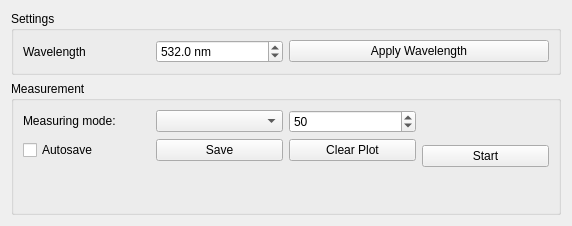
Qt form hyperion/view/polarization/polarimeter.ui (caldarolamartin/hyperion) before a commit.
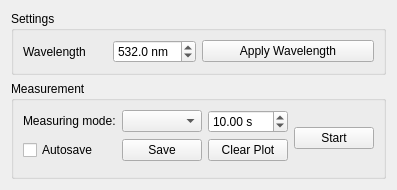
The same form after that commit.

The edit to the form file:
```diff
--- a/hyperion/view/polarization/polarimeter.ui
+++ b/hyperion/view/polarization/polarimeter.ui
@@ -2,14 +2,6 @@
 <ui version="4.0">
  <class>Form</class>
  <widget class="QWidget" name="Form">
-  <property name="geometry">
-   <rect>
-    <x>0</x>
-    <y>0</y>
-    <width>572</width>
-    <height>226</height>
-   </rect>
-  </property>
   <property name="windowTitle">
    <string>Polarimeter Instrument</string>
   </property>
@@ -153,21 +145,24 @@
          </widget>
         </item>
         <item row="0" column="3">
-         <widget class="QSpinBox" name="spinBox_measurement_length">
+         <widget class="QDoubleSpinBox" name="doubleSpinBox_measurement_length">
           <property name="sizePolicy">
            <sizepolicy hsizetype="Minimum" vsizetype="Fixed">
             <horstretch>0</horstretch>
             <verstretch>0</verstretch>
            </sizepolicy>
           </property>
+          <property name="suffix">
+           <string> s</string>
+          </property>
           <property name="minimum">
-           <number>1</number>
+           <double>0.100000000000000</double>
           </property>
-          <property name="maximum">
-           <number>1000</number>
+          <property name="singleStep">
+           <double>0.100000000000000</double>
           </property>
           <property name="value">
-           <number>50</number>
+           <double>10.000000000000000</double>
           </property>
          </widget>
         </item>
```
